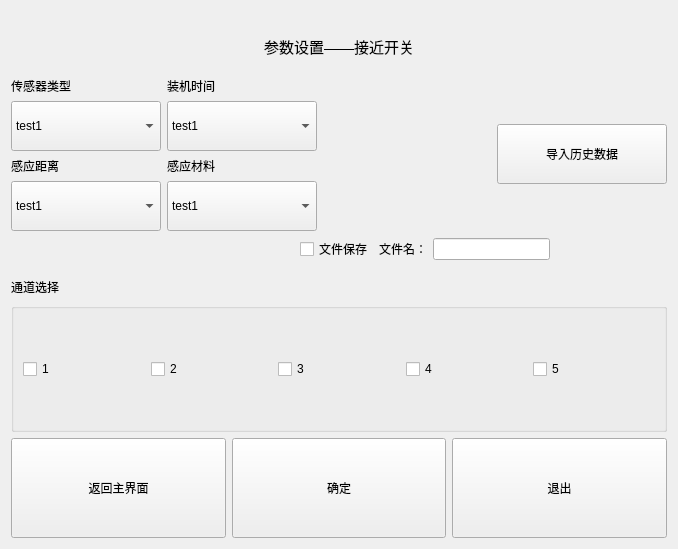
First picture: the form in ui_param/paramwin_proximityswitch.ui, repository Dirck-YHP/Proj_sensor_detect, before the edit.
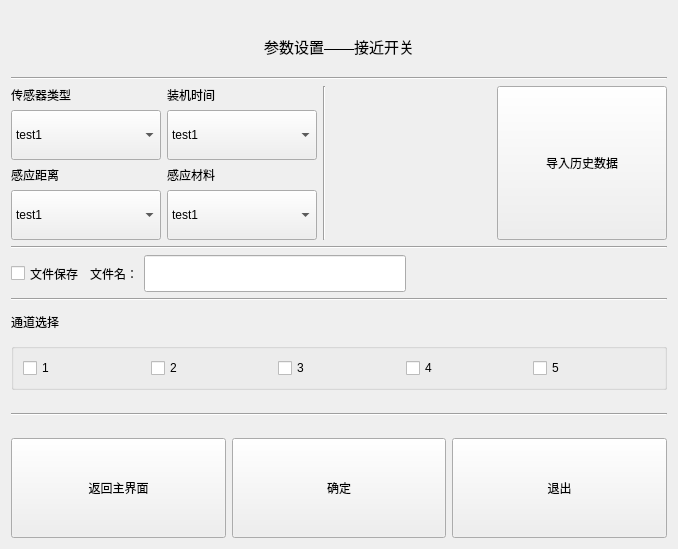
Second picture: the form after the edit.

```diff
--- a/ui_param/paramwin_proximityswitch.ui
+++ b/ui_param/paramwin_proximityswitch.ui
@@ -10,11 +10,19 @@
     <height>549</height>
    </rect>
   </property>
+  <property name="sizePolicy">
+   <sizepolicy hsizetype="Preferred" vsizetype="Preferred">
+    <horstretch>0</horstretch>
+    <verstretch>0</verstretch>
+   </sizepolicy>
+  </property>
   <property name="windowTitle">
    <string>参数设置_接近开关</string>
   </property>
   <layout class="QGridLayout" name="gridLayout_2">
    <item row="0" column="0">
+    <layout class="QVBoxLayout" name="verticalLayout_7">
+     <item>
     <widget class="QLabel" name="label">
      <property name="minimumSize">
       <size>
@@ -41,7 +49,17 @@
      </property>
     </widget>
    </item>
-   <item row="1" column="0">
+     <item>
+      <widget class="Line" name="line_3">
+       <property name="styleSheet">
+        <string notr="true">background-color: rgb（255,255,255）</string>
+       </property>
+       <property name="orientation">
+        <enum>Qt::Horizontal</enum>
+       </property>
+      </widget>
+     </item>
+     <item>
     <layout class="QHBoxLayout" name="horizontalLayout_4">
      <item>
       <layout class="QVBoxLayout" name="verticalLayout_6">
@@ -179,6 +197,16 @@
        </item>
       </layout>
      </item>
+       <item>
+        <widget class="Line" name="line">
+         <property name="styleSheet">
+          <string notr="true">background-color: rgb（255,255,255）</string>
+         </property>
+         <property name="orientation">
+          <enum>Qt::Vertical</enum>
+         </property>
+        </widget>
+       </item>
      <item>
       <spacer name="horizontalSpacer">
        <property name="orientation">
@@ -194,6 +222,12 @@
      </item>
      <item>
       <widget class="QPushButton" name="btn_load_data">
+         <property name="sizePolicy">
+          <sizepolicy hsizetype="Minimum" vsizetype="Preferred">
+           <horstretch>0</horstretch>
+           <verstretch>0</verstretch>
+          </sizepolicy>
+         </property>
        <property name="minimumSize">
         <size>
          <width>170</width>
@@ -207,25 +241,26 @@
      </item>
     </layout>
    </item>
-   <item row="2" column="0">
-    <layout class="QVBoxLayout" name="verticalLayout">
+     <item>
+      <widget class="Line" name="line_4">
+       <property name="styleSheet">
+        <string notr="true">background-color: rgb（255,255,255）</string>
+       </property>
+       <property name="orientation">
+        <enum>Qt::Horizontal</enum>
+       </property>
+      </widget>
+     </item>
      <item>
       <layout class="QHBoxLayout" name="horizontalLayout_6">
-       <item>
-        <spacer name="horizontalSpacer_2">
-         <property name="orientation">
-          <enum>Qt::Horizontal</enum>
-         </property>
-         <property name="sizeHint" stdset="0">
-          <size>
-           <width>40</width>
-           <height>20</height>
-          </size>
-         </property>
-        </spacer>
-       </item>
        <item>
         <widget class="QCheckBox" name="cBox_file_save">
+         <property name="sizePolicy">
+          <sizepolicy hsizetype="Minimum" vsizetype="Preferred">
+           <horstretch>0</horstretch>
+           <verstretch>0</verstretch>
+          </sizepolicy>
+         </property>
          <property name="text">
           <string>文件保存</string>
          </property>
@@ -241,7 +276,20 @@
           </widget>
          </item>
          <item>
-          <widget class="QLineEdit" name="lineE_file_name"/>
+          <widget class="QLineEdit" name="lineE_file_name">
+           <property name="sizePolicy">
+            <sizepolicy hsizetype="Expanding" vsizetype="Preferred">
+             <horstretch>0</horstretch>
+             <verstretch>0</verstretch>
+            </sizepolicy>
+           </property>
+           <property name="maximumSize">
+            <size>
+             <width>16777215</width>
+             <height>77777</height>
+            </size>
+           </property>
+          </widget>
          </item>
          <item>
           <spacer name="horizontalSpacer_3">
@@ -261,6 +309,18 @@
       </layout>
      </item>
      <item>
+      <widget class="Line" name="line_5">
+       <property name="styleSheet">
+        <string notr="true">background-color: rgb（255,255,255）</string>
+       </property>
+       <property name="orientation">
+        <enum>Qt::Horizontal</enum>
+       </property>
+      </widget>
+     </item>
+     <item>
+      <layout class="QVBoxLayout" name="verticalLayout">
+       <item>
       <widget class="QLabel" name="label_channel">
        <property name="minimumSize">
         <size>
@@ -271,7 +331,7 @@
        <property name="maximumSize">
         <size>
          <width>200</width>
-         <height>20</height>
+           <height>77777</height>
         </size>
        </property>
        <property name="text">
@@ -287,6 +347,12 @@
         </property>
         <item row="0" column="0">
          <widget class="QCheckBox" name="checkBox_ch_1">
+            <property name="sizePolicy">
+             <sizepolicy hsizetype="Minimum" vsizetype="Preferred">
+              <horstretch>0</horstretch>
+              <verstretch>0</verstretch>
+             </sizepolicy>
+            </property>
           <property name="text">
            <string>1</string>
           </property>
@@ -294,6 +360,12 @@
         </item>
         <item row="0" column="3">
          <widget class="QCheckBox" name="checkBox_ch_4">
+            <property name="sizePolicy">
+             <sizepolicy hsizetype="Minimum" vsizetype="Preferred">
+              <horstretch>0</horstretch>
+              <verstretch>0</verstretch>
+             </sizepolicy>
+            </property>
           <property name="text">
            <string>4</string>
           </property>
@@ -301,6 +373,12 @@
         </item>
         <item row="0" column="1">
          <widget class="QCheckBox" name="checkBox_ch_2">
+            <property name="sizePolicy">
+             <sizepolicy hsizetype="Minimum" vsizetype="Preferred">
+              <horstretch>0</horstretch>
+              <verstretch>0</verstretch>
+             </sizepolicy>
+            </property>
           <property name="text">
            <string>2</string>
           </property>
@@ -308,6 +386,12 @@
         </item>
         <item row="0" column="2">
          <widget class="QCheckBox" name="checkBox_ch_3">
+            <property name="sizePolicy">
+             <sizepolicy hsizetype="Minimum" vsizetype="Preferred">
+              <horstretch>0</horstretch>
+              <verstretch>0</verstretch>
+             </sizepolicy>
+            </property>
           <property name="text">
            <string>3</string>
           </property>
@@ -315,6 +399,12 @@
         </item>
         <item row="0" column="4">
          <widget class="QCheckBox" name="checkBox_ch_5">
+            <property name="sizePolicy">
+             <sizepolicy hsizetype="Minimum" vsizetype="Preferred">
+              <horstretch>0</horstretch>
+              <verstretch>0</verstretch>
+             </sizepolicy>
+            </property>
           <property name="text">
            <string>5</string>
           </property>
@@ -325,10 +415,32 @@
      </item>
     </layout>
    </item>
-   <item row="3" column="0">
+     <item>
+      <widget class="Line" name="line_2">
+       <property name="sizePolicy">
+        <sizepolicy hsizetype="Minimum" vsizetype="Preferred">
+         <horstretch>0</horstretch>
+         <verstretch>0</verstretch>
+        </sizepolicy>
+       </property>
+       <property name="styleSheet">
+        <string notr="true">background-color: rgb（255,255,255）</string>
+       </property>
+       <property name="orientation">
+        <enum>Qt::Horizontal</enum>
+       </property>
+      </widget>
+     </item>
+     <item>
     <layout class="QHBoxLayout" name="horizontalLayout">
      <item>
       <widget class="QPushButton" name="btn_back_mainW">
+         <property name="sizePolicy">
+          <sizepolicy hsizetype="Minimum" vsizetype="Preferred">
+           <horstretch>0</horstretch>
+           <verstretch>0</verstretch>
+          </sizepolicy>
+         </property>
        <property name="minimumSize">
         <size>
          <width>200</width>
@@ -342,6 +454,12 @@
      </item>
      <item>
       <widget class="QPushButton" name="btn_ok">
+         <property name="sizePolicy">
+          <sizepolicy hsizetype="Minimum" vsizetype="Preferred">
+           <horstretch>0</horstretch>
+           <verstretch>0</verstretch>
+          </sizepolicy>
+         </property>
        <property name="minimumSize">
         <size>
          <width>200</width>
@@ -355,6 +473,12 @@
      </item>
      <item>
       <widget class="QPushButton" name="btn_exit">
+         <property name="sizePolicy">
+          <sizepolicy hsizetype="Minimum" vsizetype="Preferred">
+           <horstretch>0</horstretch>
+           <verstretch>0</verstretch>
+          </sizepolicy>
+         </property>
        <property name="minimumSize">
         <size>
          <width>200</width>
@@ -365,6 +489,8 @@
         <string>退出</string>
        </property>
       </widget>
+       </item>
+      </layout>
      </item>
     </layout>
    </item>
```
Lines whose indentation alone changed are shown as unchanged.
